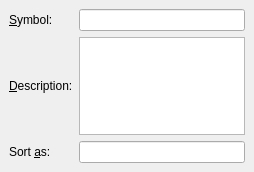
First picture: the form in src/frontends/qt4/ui/NomenclUi.ui, repository cburschka/lyx, before the edit.
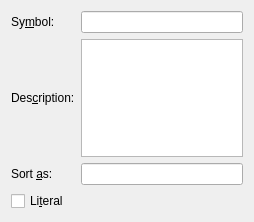
Second picture: the form after the edit.

Commit message:
Extend LATEXIFY command param handling and add literal param.
File format change.

This allows for the relevant InsetCommand-based dialogs (such as
citation text before/after, Bibitem label, hyperlink name etc.)
to provide both the input of verbatim code or text that is transformed
to proper LaTeX code.

Some dialogs (Nomencl, Href) already had some methods (although they
could not be toggled), which are now centralized and streamlined.

The initial work of this patch has been done by Georg Baum (see
http://www.lyx.org/trac/attachment/ticket/2751/x.diff)

Fixes: #2751, #8227.

The edit to the form file:
```diff
--- a/src/frontends/qt4/ui/NomenclUi.ui
+++ b/src/frontends/qt4/ui/NomenclUi.ui
@@ -6,46 +6,17 @@
     <x>0</x>
     <y>0</y>
     <width>254</width>
-    <height>172</height>
+    <height>222</height>
    </rect>
   </property>
   <property name="windowTitle">
    <string>Nomenclature</string>
   </property>
-  <layout class="QGridLayout">
-   <property name="margin">
-    <number>9</number>
-   </property>
-   <property name="spacing">
-    <number>6</number>
-   </property>
-   <item row="2" column="1">
-    <widget class="QLineEdit" name="prefixED"/>
-   </item>
-   <item row="2" column="0">
-    <widget class="QLabel" name="prefixLA">
-     <property name="text">
-      <string>Sort &amp;as:</string>
-     </property>
-     <property name="buddy">
-      <cstring>prefixED</cstring>
-     </property>
-    </widget>
-   </item>
-   <item row="1" column="0">
-    <widget class="QLabel" name="descrLA">
-     <property name="text">
-      <string>&amp;Description:</string>
-     </property>
-     <property name="buddy">
-      <cstring>descriptionTE</cstring>
-     </property>
-    </widget>
-   </item>
+  <layout class="QGridLayout" name="gridLayout">
    <item row="0" column="0">
     <widget class="QLabel" name="symbolLA">
      <property name="text">
-      <string>&amp;Symbol:</string>
+      <string>Sy&amp;mbol:</string>
      </property>
      <property name="buddy">
       <cstring>symbolED</cstring>
@@ -59,6 +30,16 @@
      </property>
     </widget>
    </item>
+   <item row="1" column="0">
+    <widget class="QLabel" name="descrLA">
+     <property name="text">
+      <string>Des&amp;cription:</string>
+     </property>
+     <property name="buddy">
+      <cstring>descriptionTE</cstring>
+     </property>
+    </widget>
+   </item>
    <item row="1" column="1">
     <widget class="QTextEdit" name="descriptionTE">
      <property name="acceptRichText">
@@ -66,6 +47,29 @@
      </property>
     </widget>
    </item>
+   <item row="2" column="0">
+    <widget class="QLabel" name="prefixLA">
+     <property name="text">
+      <string>Sort &amp;as:</string>
+     </property>
+     <property name="buddy">
+      <cstring>prefixED</cstring>
+     </property>
+    </widget>
+   </item>
+   <item row="2" column="1">
+    <widget class="QLineEdit" name="prefixED"/>
+   </item>
+   <item row="3" column="0" colspan="2">
+    <widget class="QCheckBox" name="literalCB">
+     <property name="toolTip">
+      <string>Pass content of the `Symbol' and `Description' fields literally to LaTeX. Check this if you want to enter LaTeX code.</string>
+     </property>
+     <property name="text">
+      <string>Li&amp;teral</string>
+     </property>
+    </widget>
+   </item>
   </layout>
  </widget>
  <layoutdefault spacing="6" margin="11"/>
```
Left out of the diff: 1 changed line with no effect on the pictures. The commit also changes 24 other files.
